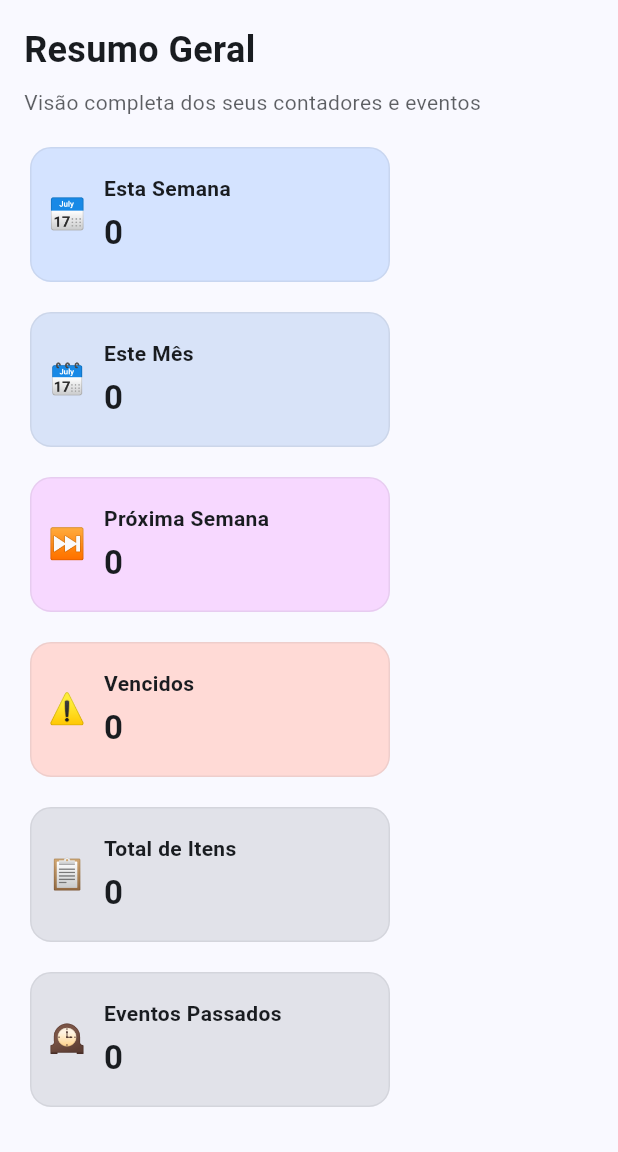
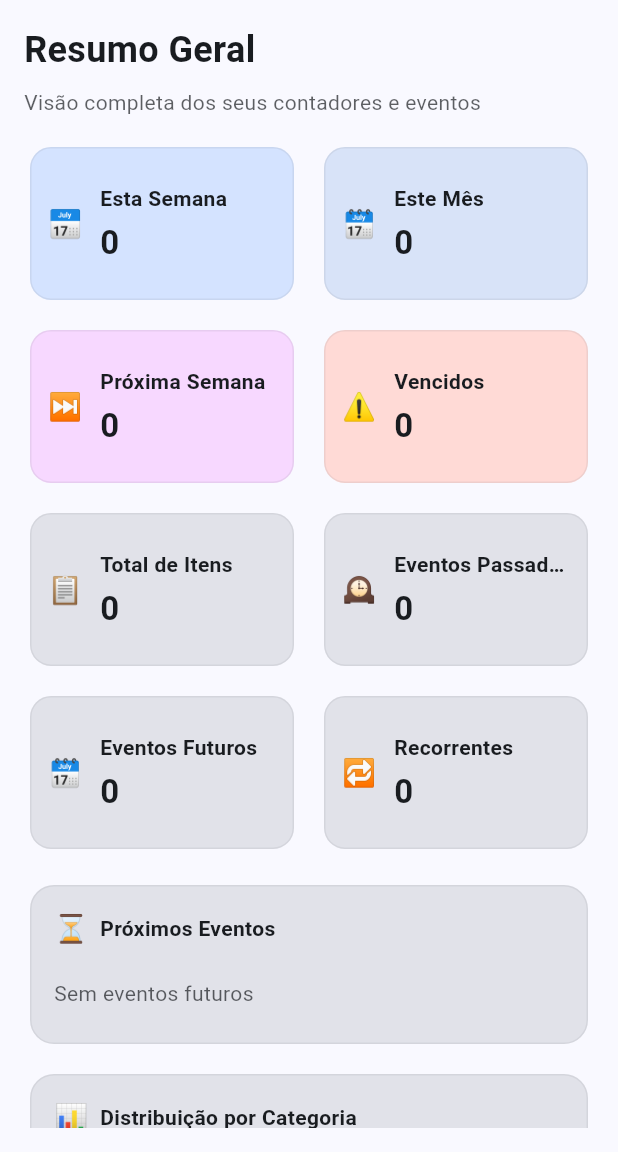
Before and after one commit to adcdenis/lembreplus, a Flutter app: the SummaryPage screen opened by its route, on a phone screen of 412 x 824 dp, the part 84-1236 px from its top. Run offline on Flutter 3.47's test engine with Material 3 defaults, Android fonts, the phone set to English and light mode, and no system bars; our stand-ins replace drift, file_picker, flutter_riverpod, freezed_annotation, go_router, share_plus; missing offline and left inert: dart:html; accounts and stored records are empty; generated files the repository leaves out were written again.

Commit message:
feat(summary): improve card layout responsiveness and styling
Replace Wrap with GridView for better responsive layout on different screen sizes
Adjust card width to fill available space and improve text overflow handling

```diff
--- a/lib/presentation/pages/summary_page.dart
+++ b/lib/presentation/pages/summary_page.dart
@@ -71,21 +71,32 @@ class SummaryPage extends ConsumerWidget {
                 Text('Visão completa dos seus contadores e eventos', style: TextStyle(color: cs.onSurface.withValues(alpha: 0.7))),
                 const SizedBox(height: 16),
 
-                // Cards principais
-                Wrap(
-                  spacing: 12,
-                  runSpacing: 12,
-                  children: [
-                    _statCard(context, title: 'Esta Semana', value: weekCount, color: cs.primaryContainer, emoji: '📅'),
-                    _statCard(context, title: 'Este Mês', value: monthCount, color: cs.secondaryContainer, emoji: '🗓️'),
-                    _statCard(context, title: 'Próxima Semana', value: nextWeekCount, color: cs.tertiaryContainer, emoji: '⏭️'),
-                    _statCard(context, title: 'Vencidos', value: past, color: cs.errorContainer, emoji: '⚠️'),
-                    _statCard(context, title: 'Total de Itens', value: total, color: cs.surfaceContainerHighest, emoji: '📋'),
-                    _statCard(context, title: 'Eventos Passados', value: past, color: cs.surfaceContainerHighest, emoji: '🕰️'),
-                    _statCard(context, title: 'Eventos Futuros', value: future, color: cs.surfaceContainerHighest, emoji: '🗓️'),
-                    _statCard(context, title: 'Recorrentes', value: recurring, color: cs.surfaceContainerHighest, emoji: '🔁'),
-                  ],
-                ),
+                // Cards principais (grid: garante 2 colunas no mobile)
+                LayoutBuilder(builder: (context, constraints) {
+                  final isNarrow = constraints.maxWidth < 600;
+                  final cross = isNarrow ? 2 : 4;
+                  final extent = isNarrow ? 110.0 : 110.0;
+                  return GridView(
+                    shrinkWrap: true,
+                    physics: const NeverScrollableScrollPhysics(),
+                    gridDelegate: SliverGridDelegateWithFixedCrossAxisCount(
+                      crossAxisCount: cross,
+                      crossAxisSpacing: 12,
+                      mainAxisSpacing: 12,
+                      mainAxisExtent: extent,
+                    ),
+                    children: [
+                      _statCard(context, title: 'Esta Semana', value: weekCount, color: cs.primaryContainer, emoji: '📅', width: double.infinity),
+                      _statCard(context, title: 'Este Mês', value: monthCount, color: cs.secondaryContainer, emoji: '🗓️', width: double.infinity),
+                      _statCard(context, title: 'Próxima Semana', value: nextWeekCount, color: cs.tertiaryContainer, emoji: '⏭️', width: double.infinity),
+                      _statCard(context, title: 'Vencidos', value: past, color: cs.errorContainer, emoji: '⚠️', width: double.infinity),
+                      _statCard(context, title: 'Total de Itens', value: total, color: cs.surfaceContainerHighest, emoji: '📋', width: double.infinity),
+                      _statCard(context, title: 'Eventos Passados', value: past, color: cs.surfaceContainerHighest, emoji: '🕰️', width: double.infinity),
+                      _statCard(context, title: 'Eventos Futuros', value: future, color: cs.surfaceContainerHighest, emoji: '🗓️', width: double.infinity),
+                      _statCard(context, title: 'Recorrentes', value: recurring, color: cs.surfaceContainerHighest, emoji: '🔁', width: double.infinity),
+                    ],
+                  );
+                }),
 
                 const SizedBox(height: 16),
 
@@ -161,27 +172,28 @@ class SummaryPage extends ConsumerWidget {
     );
   }
 
-  Widget _statCard(BuildContext context, {required String title, required int value, required Color color, required String emoji}) {
+  Widget _statCard(BuildContext context, {required String title, required int value, required Color color, required String emoji, required double width}) {
     final cs = Theme.of(context).colorScheme;
     return Card(
       elevation: 0,
       color: color,
       shape: RoundedRectangleBorder(borderRadius: BorderRadius.circular(14), side: BorderSide(color: cs.outline.withValues(alpha: 0.12))),
       child: SizedBox(
-        width: 240,
+        width: width,
         height: 90,
         child: Padding(
           padding: const EdgeInsets.all(12.0),
           child: Row(
             children: [
-              Text(emoji, style: const TextStyle(fontSize: 20)),
+              Text(emoji, style: const TextStyle(fontSize: 18)),
               const SizedBox(width: 12),
               Expanded(
                 child: Column(
                   crossAxisAlignment: CrossAxisAlignment.start,
                   mainAxisAlignment: MainAxisAlignment.center,
                   children: [
-                    Text(title, style: const TextStyle(fontWeight: FontWeight.w600)),
+                    const SizedBox(height: 2),
+                    Text(title, maxLines: 1, overflow: TextOverflow.ellipsis, style: const TextStyle(fontWeight: FontWeight.w600)),
                     const SizedBox(height: 4),
                     Text('$value', style: const TextStyle(fontSize: 22, fontWeight: FontWeight.w700)),
                   ],
```
Also changed, not shown: 1 other file.
